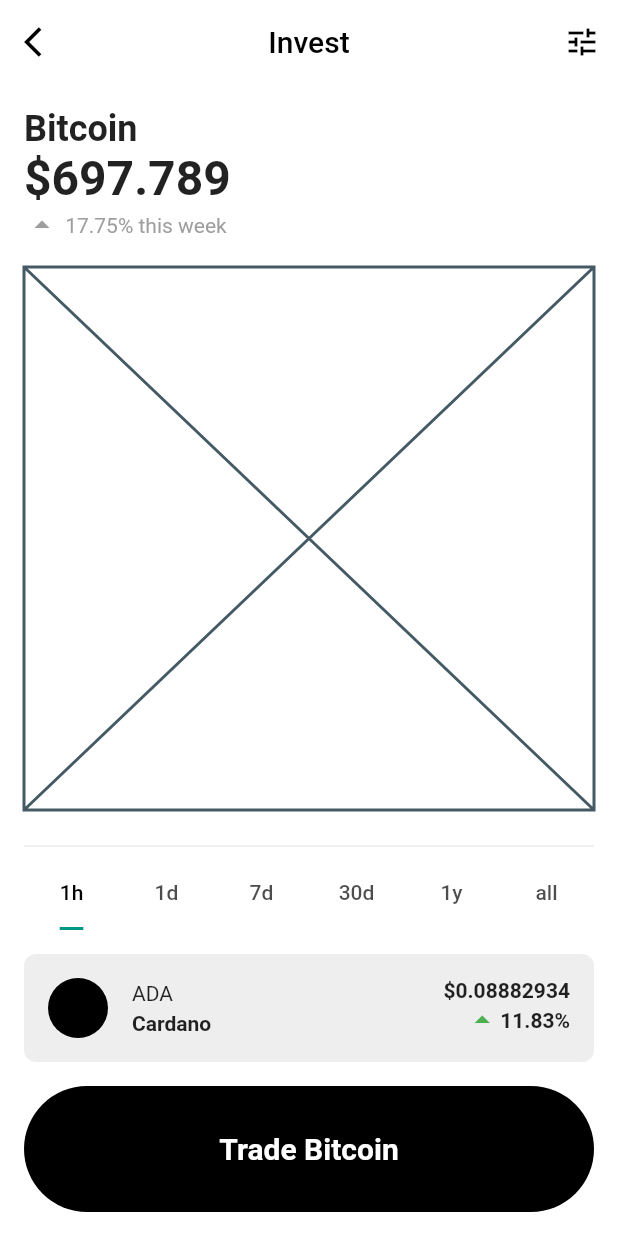
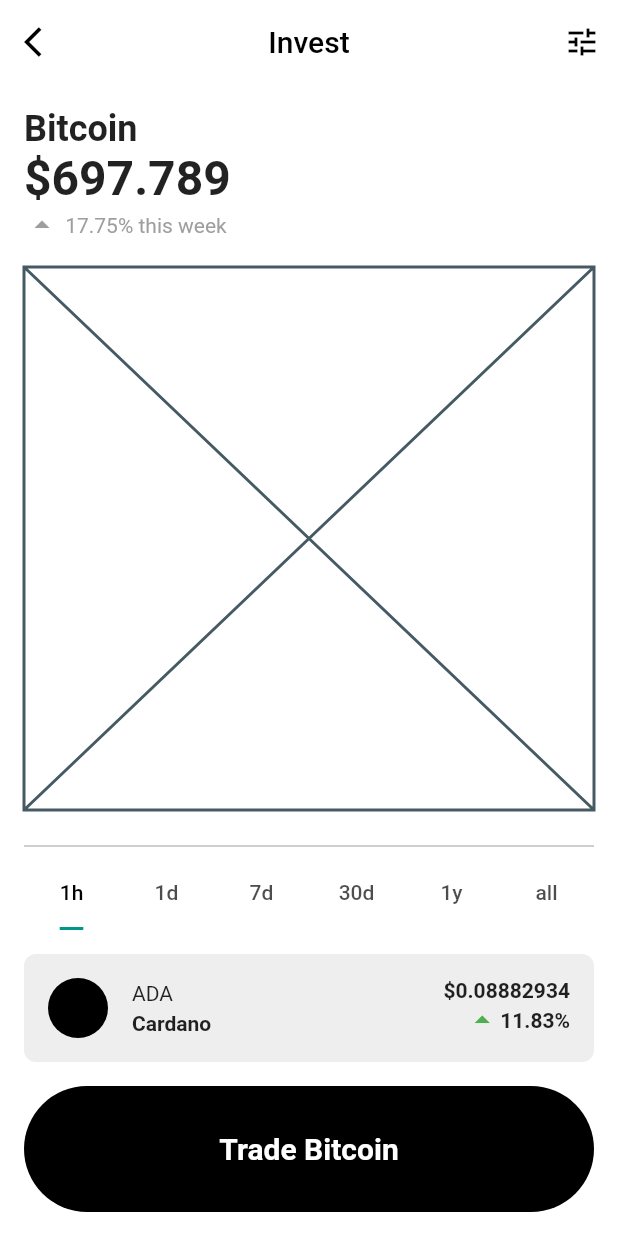
Before and after one commit to JAICHANGPARK/flutter_notebook_19th_story, a Flutter app: the screen it shows after launch, on a phone screen of 412 x 824 dp. Run offline on Flutter 3.47's test engine with Material 2 defaults, Android fonts, the phone set to English and light mode, and no system bars; our stand-ins replace cached_network_image, countup, fl_chart, flutter_riverpod, freezed_annotation, smooth_page_indicator and 1 more.

Commit message:
Update crypto_invest_page.dart

```diff
--- a/lib/ep1121_crypto_analysis_app/src/ui/crypto_invest_page.dart
+++ b/lib/ep1121_crypto_analysis_app/src/ui/crypto_invest_page.dart
@@ -71,7 +71,9 @@ class _CryptoInvestPageState extends State<CryptoInvestPage> with SingleTickerPr
                     padding: EdgeInsets.symmetric(vertical: 16),
                     child: const Placeholder(),
                   )),
-                  Divider(),
+                  Divider(
+                    color: Colors.grey,
+                  ),
                   TabBar(
                     labelColor: Colors.black,
                       indicatorColor: Colors.teal,
```
